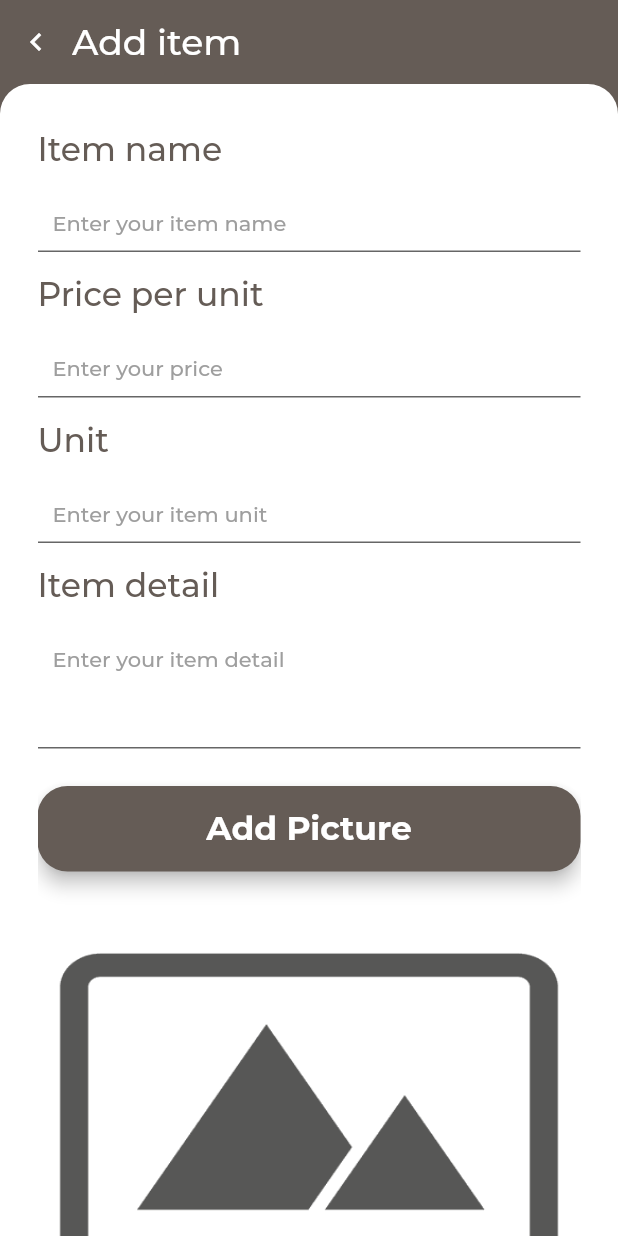
After one commit to boy-warakorn/recycle-hub, a Flutter app: the OwnShopScreen screen opened by its route, after a tap on "Add item", on a phone screen of 412 x 824 dp. The commit adds this screen. Run offline on Flutter 3.47's test engine with Material 2 defaults, Android fonts, the phone set to English and light mode, and no system bars; our stand-ins replace cloud_firestore, firebase_auth, firebase_storage, flutter_spinkit, image_picker; accounts and stored records are empty; project files that could hold a hidden picture were left out.

Commit message:
[UPDATE] own shop items to db

```diff
--- a/lib/screens/shop/add_item_screen.dart
+++ b/lib/screens/shop/add_item_screen.dart
@@ -1,9 +1,55 @@
 import 'package:flutter/material.dart';
+
+import '../../widgets/shopItems/add_form.dart';
 
 class AddItemScreen extends StatelessWidget {
   static const routeName = '/add-item';
   @override
   Widget build(BuildContext context) {
-    return Container();
+    return Scaffold(
+      appBar: AppBar(
+        automaticallyImplyLeading: false,
+        titleSpacing: 0,
+        title: Row(
+          children: <Widget>[
+            IconButton(
+              icon: Icon(Icons.keyboard_arrow_left),
+              onPressed: () {
+                Navigator.pop(context);
+              },
+            ),
+            Text(
+              'Add item',
+              style: Theme.of(context).textTheme.headline1.copyWith(
+                    color: Colors.white,
+                    fontWeight: FontWeight.normal,
+                  ),
+            ),
+          ],
+        ),
+      ),
+      backgroundColor: Theme.of(context).primaryColor,
+      body: Container(
+        height: double.infinity,
+        width: double.infinity,
+        decoration: BoxDecoration(
+          color: Colors.white,
+          borderRadius: BorderRadius.only(
+            topLeft: Radius.circular(20),
+            topRight: Radius.circular(20),
+          ),
+        ),
+        child: Container(
+          height: double.infinity,
+          width: double.infinity,
+          margin: EdgeInsets.only(top: 30, left: 25, right: 25),
+          child: ListView(
+            children: <Widget>[
+              AddForm(),
+            ],
+          ),
+        ),
+      ),
+    );
   }
 }
--- a/lib/screens/shop/own_shop_screen.dart
+++ b/lib/screens/shop/own_shop_screen.dart
@@ -1,12 +1,17 @@
+import 'package:cloud_firestore/cloud_firestore.dart';
 import 'package:flutter/material.dart';
 import 'package:provider/provider.dart';
+import 'package:flutter_spinkit/flutter_spinkit.dart';
 
 import '../../widgets/shopItems/main_shop_items.dart';
 import '../../widgets/drawer/drawer.dart';
 import '../../widgets/shopItems/list_Item.dart';
+import '../../widgets/button/buttonWithIcon.dart';
 
 import '../../models/user.dart';
 import '../auth/auth_screen.dart';
+
+import '../../screens/shop/add_item_screen.dart';
 
 enum ViewOptions {
   ListView,
@@ -198,19 +203,56 @@ class _OwnShopScreenState extends State<OwnShopScreen> {
                 margin: EdgeInsets.only(
                   top: 5,
                 ),
-                child: ListView.builder(
-                  itemCount: DUMMY_ITEM.length,
-                  itemBuilder: (ctx, index) => ListItem(
-                    assetPath: DUMMY_ITEM[index]['assetPath'],
-                    per: DUMMY_ITEM[index]['per'],
-                    price: DUMMY_ITEM[index]['price'],
-                    title: DUMMY_ITEM[index]['title'],
-                    id: DUMMY_ITEM[index]['id'],
-                    shopName: DUMMY_ITEM[index]['shopName'],
-                    isOwnShop: true,
-                  ),
-                ),
+                child: StreamBuilder(
+                    stream: Firestore.instance
+                        .collection('items')
+                        .document(user.uid)
+                        .collection('itemUser')
+                        .snapshots(),
+                    builder: (context, snapshot) {
+                      if (snapshot.connectionState == ConnectionState.waiting) {
+                        return Center(
+                          child: SpinKitCircle(
+                            color: Theme.of(context).primaryColor,
+                          ),
+                        );
+                      }
+                      if (snapshot.hasData &&
+                          snapshot.data.documents.length > 0) {
+                        final itemDocs = snapshot.data.documents;
+                        // print(snapshot.data.documents[0]['itemName']);
+                        return ListView.builder(
+                          itemCount: itemDocs.length,
+                          itemBuilder: (ctx, index) => ListItem(
+                            assetPath: itemDocs[index]['itemImagePath'],
+                            per: itemDocs[index]['itemUnit'],
+                            price: itemDocs[index]['itemPrice'],
+                            title: itemDocs[index]['itemName'],
+                            id: itemDocs[index]['itemId'],
+                            shopName: "Test",
+                            isOwnShop: true,
+                          ),
+                        );
+                      }
+                      return Center(
+                        child: Text(
+                          'Please insert item first.',
+                          style: Theme.of(context).textTheme.headline2,
+                        ),
+                      );
+                    }),
               ),
+        floatingActionButton: ButtonWithIcon(
+          text: 'Add item',
+          icon: Icon(
+            Icons.add_box,
+            size: 26,
+            color: Colors.white,
+          ),
+          onPressed: () {
+            Navigator.of(context).pushNamed(AddItemScreen.routeName);
+          },
+        ),
       );
     } else {
       return AuthScreen();
--- a/lib/widgets/button/button.dart
+++ b/lib/widgets/button/button.dart
@@ -18,7 +18,7 @@ class Button extends StatelessWidget {
   Widget build(BuildContext context) {
     if (child == null) {
       return RaisedButton(
-        elevation: 10,
+        elevation: 5,
         onPressed: onClick,
         color: buttonColor,
         shape: RoundedRectangleBorder(
@@ -38,7 +38,7 @@ class Button extends StatelessWidget {
       );
     } else {
       return RaisedButton(
-        elevation: 10,
+        elevation: 5,
         onPressed: onClick,
         color: buttonColor,
         disabledColor: Theme.of(context).primaryColor,
--- /dev/null
+++ b/lib/widgets/shopItems/add_form.dart
@@ -0,0 +1,377 @@
+import 'package:flutter/material.dart';
+import 'package:provider/provider.dart';
+import 'package:image_picker/image_picker.dart';
+import 'dart:io';
+
+import '../../models/user.dart';
+import '../../helpers/item.dart';
+
+import '../button/button.dart';
+
+class AddForm extends StatefulWidget {
+  @override
+  _AddFormState createState() => _AddFormState();
+}
+
+class _AddFormState extends State<AddForm> {
+  ItemService _item = ItemService();
+  File _pickedImage;
+  final _formKey = GlobalKey<FormState>();
+  final picker = ImagePicker();
+  var _isLoading = false;
+
+  var itemName = '';
+  var itemPrice = '';
+  var itemUnit = '';
+  var itemDetail = '';
+
+  void _pickImage() async {
+    final pickedImageFile = await picker.getImage(
+      source: ImageSource.camera,
+      imageQuality: 100,
+      maxWidth: 400,
+    );
+    print(pickedImageFile.path);
+    setState(() {
+      _pickedImage = File(pickedImageFile.path);
+    });
+  }
+
+  void _trySubmit(userId) async {
+    final isValid = _formKey.currentState.validate();
+    if (_pickedImage == null) {
+      Scaffold.of(context).hideCurrentSnackBar();
+      Scaffold.of(context).showSnackBar(
+        SnackBar(
+          content: Text(
+            'Please pick an image.',
+            style: Theme.of(context)
+                .textTheme
+                .bodyText1
+                .copyWith(color: Colors.white),
+          ),
+          backgroundColor: Theme.of(context).errorColor,
+        ),
+      );
+      return;
+    }
+    if (isValid) {
+      setState(() {
+        _isLoading = true;
+      });
+      _formKey.currentState.save();
+
+      await _item.submitAddForm(
+        itemName.trim(),
+        itemPrice.trim(),
+        itemUnit.trim(),
+        itemDetail.trim(),
+        _pickedImage,
+        userId,
+        context,
+      );
+      setState(() {
+        _isLoading = false;
+      });
+    }
+    FocusScope.of(context).unfocus();
+  }
+
+  @override
+  Widget build(BuildContext context) {
+    final user = Provider.of<User>(context);
+    return Form(
+      key: _formKey,
+      child: Column(
+        children: <Widget>[
+          Column(
+            crossAxisAlignment: CrossAxisAlignment.start,
+            children: <Widget>[
+              Text(
+                "Item name",
+                style: Theme.of(context).textTheme.headline2.copyWith(
+                      color: Theme.of(context).primaryColor,
+                    ),
+              ),
+              SizedBox(
+                height: 15,
+              ),
+              TextFormField(
+                key: ValueKey('itemName'),
+                enableSuggestions: false,
+                autocorrect: false,
+                keyboardType: TextInputType.text,
+                textCapitalization: TextCapitalization.none,
+                obscureText: false,
+                decoration: InputDecoration(
+                  contentPadding: EdgeInsets.all(
+                    10,
+                  ),
+                  fillColor: Colors.white,
+                  filled: true,
+                  isDense: true,
+                  hintText: 'Enter your item name',
+                  hintStyle: TextStyle(
+                    color: Colors.grey,
+                    fontSize: 14,
+                    fontFamily: 'Montserrat',
+                    fontWeight: FontWeight.w500,
+                  ),
+                  errorStyle: TextStyle(
+                    fontSize: 14,
+                    fontWeight: FontWeight.bold,
+                    backgroundColor: Colors.white,
+                  ),
+                ),
+                validator: (value) {
+                  if (value.length > 14) {
+                    return 'Item name length must not more than 13';
+                  } else if (value.trim() == '') {
+                    return 'Item name must not be empty';
+                  } else {
+                    return null;
+                  }
+                },
+                onSaved: (value) {
+                  itemName = value;
+                },
+              ),
+            ],
+          ),
+          SizedBox(
+            height: 15,
+          ),
+          Column(
+            crossAxisAlignment: CrossAxisAlignment.start,
+            children: <Widget>[
+              Text(
+                "Price per unit",
+                style: Theme.of(context).textTheme.headline2.copyWith(
+                      color: Theme.of(context).primaryColor,
+                    ),
+              ),
+              SizedBox(
+                height: 15,
+              ),
+              TextFormField(
+                key: ValueKey('pricePerUnit'),
+                enableSuggestions: false,
+                autocorrect: false,
+                keyboardType: TextInputType.number,
+                textCapitalization: TextCapitalization.none,
+                obscureText: false,
+                decoration: InputDecoration(
+                  contentPadding: EdgeInsets.all(
+                    10,
+                  ),
+                  fillColor: Colors.white,
+                  filled: true,
+                  isDense: true,
+                  hintText: 'Enter your price',
+                  hintStyle: TextStyle(
+                    color: Colors.grey,
+                    fontSize: 14,
+                    fontFamily: 'Montserrat',
+                    fontWeight: FontWeight.w500,
+                  ),
+                  errorStyle: TextStyle(
+                    fontSize: 14,
+                    fontWeight: FontWeight.bold,
+                    backgroundColor: Colors.white,
+                  ),
+                ),
+                validator: (value) {
+                  if (value.trim() == '') {
+                    return 'price can\'t be empty';
+                  } else {
+                    return null;
+                  }
+                },
+                onSaved: (value) {
+                  itemPrice = value;
+                },
+              ),
+            ],
+          ),
+          SizedBox(
+            height: 15,
+          ),
+          Column(
+            crossAxisAlignment: CrossAxisAlignment.start,
+            children: <Widget>[
+              Text(
+                "Unit",
+                style: Theme.of(context).textTheme.headline2.copyWith(
+                      color: Theme.of(context).primaryColor,
+                    ),
+              ),
+              SizedBox(
+                height: 15,
+              ),
+              TextFormField(
+                key: ValueKey('unit'),
+                enableSuggestions: false,
+                autocorrect: false,
+                keyboardType: TextInputType.text,
+                textCapitalization: TextCapitalization.none,
+                obscureText: false,
+                decoration: InputDecoration(
+                  contentPadding: EdgeInsets.all(
+                    10,
+                  ),
+                  fillColor: Colors.white,
+                  filled: true,
+                  isDense: true,
+                  hintText: 'Enter your item unit',
+                  hintStyle: TextStyle(
+                    color: Colors.grey,
+                    fontSize: 14,
+                    fontFamily: 'Montserrat',
+                    fontWeight: FontWeight.w500,
+                  ),
+                  errorStyle: TextStyle(
+                    fontSize: 14,
+                    fontWeight: FontWeight.bold,
+                    backgroundColor: Colors.white,
+                  ),
+                ),
+                validator: (value) {
+                  if (value.trim() == '') {
+                    return 'item unit must not be empty';
+                  } else {
+                    return null;
+                  }
+                },
+                onSaved: (value) {
+                  itemUnit = value;
+                },
+              ),
+            ],
+          ),
+          SizedBox(
+            height: 15,
+          ),
+          Column(
+            crossAxisAlignment: CrossAxisAlignment.start,
+            children: <Widget>[
+              Text(
+                "Item detail",
+                style: Theme.of(context).textTheme.headline2.copyWith(
+                      color: Theme.of(context).primaryColor,
+                    ),
+              ),
+              SizedBox(
+                height: 15,
+              ),
+              TextFormField(
+                maxLines: 3,
+                key: ValueKey('itemDetail'),
+                enableSuggestions: false,
+                autocorrect: false,
+                keyboardType: TextInputType.text,
+                textCapitalization: TextCapitalization.none,
+                obscureText: false,
+                decoration: InputDecoration(
+                  contentPadding: EdgeInsets.all(
+                    10,
+                  ),
+                  fillColor: Colors.white,
+                  filled: true,
+                  isDense: true,
+                  hintText: 'Enter your item detail',
+                  hintStyle: TextStyle(
+                    color: Colors.grey,
+                    fontSize: 14,
+                    fontFamily: 'Montserrat',
+                    fontWeight: FontWeight.w500,
+                  ),
+                  errorStyle: TextStyle(
+                    fontSize: 14,
+                    fontWeight: FontWeight.bold,
+                    backgroundColor: Colors.white,
+                  ),
+                ),
+                validator: (value) {
+                  if (value.trim() == '') {
+                    return 'item detail must not be empty';
+                  } else {
+                    return null;
+                  }
+                },
+                onSaved: (value) {
+                  itemDetail = value;
+                },
+              ),
+            ],
+          ),
+          SizedBox(
+            height: 25,
+          ),
+          Container(
+            width: double.infinity,
+            child: Button(
+              buttonColor: Theme.of(context).primaryColor,
+              text: "Add Picture",
+              textColor: Colors.white,
+              onClick: () {
+                _pickImage();
+              },
+            ),
+          ),
+          SizedBox(
+            height: 15,
+          ),
+          Container(
+            width: double.infinity,
+            height: 300,
+            child: Image(
+              fit: BoxFit.fill,
+              image: _pickedImage == null
+                  ? AssetImage("assets/images/image_preview.png")
+                  : FileImage(_pickedImage),
+            ),
+          ),
+          Row(
+            mainAxisAlignment: MainAxisAlignment.end,
+            children: <Widget>[
+              !_isLoading
+                  ? Container(
+                      width: 200,
+                      height: 60,
+                      margin: EdgeInsets.only(
+                        top: 20,
+                        right: 10,
+                      ),
+                      child: Button(
+                        text: 'Add item',
+                        buttonColor: Theme.of(context).primaryColor,
+                        textColor: Colors.white,
+                        onClick: () {
+                          _trySubmit(user.uid);
+                        },
+                      ),
+                    )
+                  : Container(
+                      height: 60,
+                      width: 200,
+                      margin: EdgeInsets.only(
+                        top: 20,
+                        right: 10,
+                      ),
+                      child: Button(
+                        child: Text('asd'),
+                        buttonColor: Color(0xFFEFFCEF),
+                        textColor: Theme.of(context).primaryColor,
+                        onClick: null,
+                      ),
+                    ),
+            ],
+          ),
+          SizedBox(
+            height: 10,
+          ),
+        ],
+      ),
+    );
+  }
+}
--- a/pubspec.yaml
+++ b/pubspec.yaml
@@ -23,6 +23,8 @@ dependencies:
   firebase_auth: ^0.16.1
   provider: ^4.3.1
   flutter_spinkit: ^4.1.2+1
+  image_picker: ^0.6.7+4
+  firebase_storage: ^3.1.6
 
   # The following adds the Cupertino Icons font to your application.
   # Use with the CupertinoIcons class for iOS style icons.
@@ -52,6 +54,7 @@ flutter:
     - assets/images/recycle_waste_2.png
     - assets/images/createShop.png
     - assets/images/resize-contact-us.png
+    - assets/images/image_preview.png
 
   # An image asset can refer to one or more resolution-specific "variants", see
   # https://flutter.dev/assets-and-images/#resolution-aware.
```
Also changed, not shown: lib/helpers/item.dart (added, +73 -0 lines), lib/screens/shop/create_shop_screen.dart (+9 -0 lines), lib/widgets/shopItems/list_Item.dart (+5 -3 lines), assets/images/image_preview.png (added), pubspec.lock.
